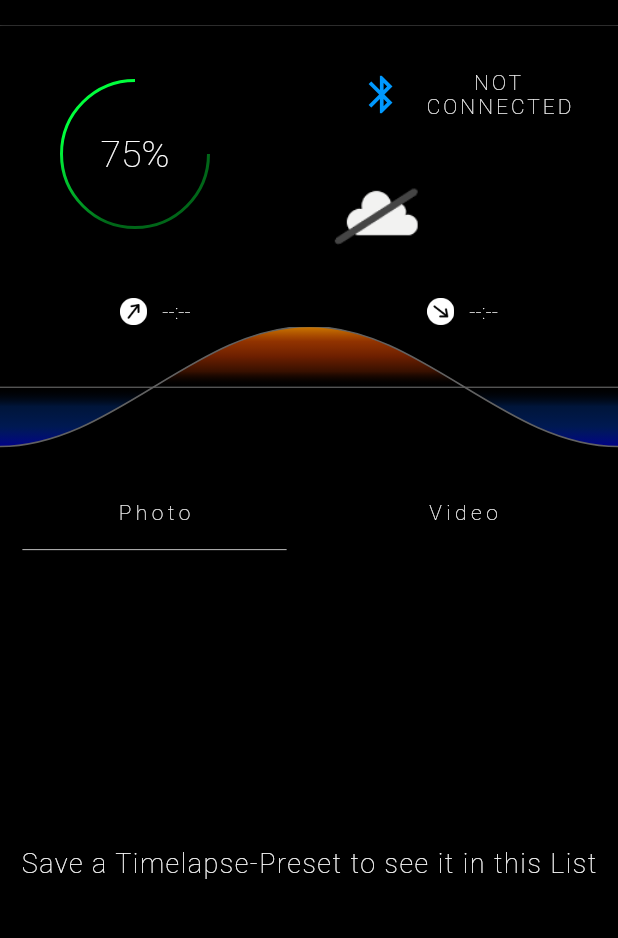
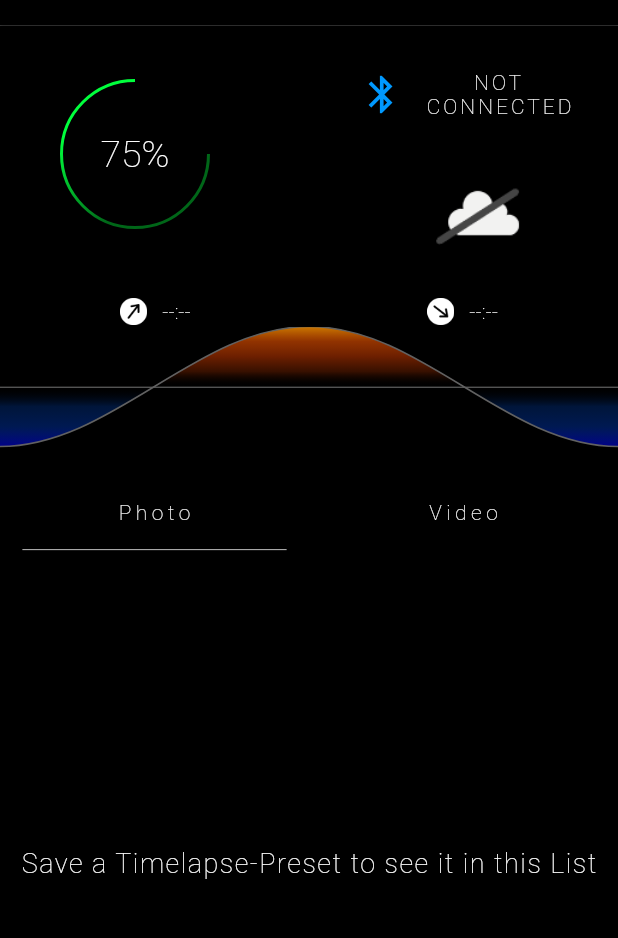
Before and after one commit to j0n45h/SliderApp, a Flutter app: the screen it shows after launch, on a phone screen of 412 x 824 dp, the part 59-997 px from its top. Run offline on Flutter 3.47's test engine with Material 2 defaults, Android fonts, the phone set to English and light mode, and no system bars; drawn by our look-alikes of percent_indicator; our stand-ins replace data_connection_checker, flutter_blue, flutter_bluetooth_serial, flutter_cache_manager, location, weather; missing offline and left inert: cubit, flutter_cubit, replay_cubit, sunrise_sunset_calc; statements that could not run were skipped.

Commit message:
Change Bluetooth popup and layout

```diff
--- a/lib/dashboard/bluetooth_box.dart
+++ b/lib/dashboard/bluetooth_box.dart
@@ -20,16 +20,19 @@ class BluetoothBox extends StatelessWidget {
   Widget build(BuildContext context) {
     onBuild(context);
     return Padding(
-      padding: const EdgeInsets.fromLTRB(21, 0, 15, 0),
+      padding: const EdgeInsets.fromLTRB(21, 0, 5, 0),
       child: Consumer<ProvideBtState>(
         builder: (context, btStateBuilder, _) => InkWell(
+          borderRadius: BorderRadius.circular(15),
           onLongPress: () => _inkWellLongPress(context, btStateBuilder),
           onTap: () => _inkWellTap(context, btStateBuilder),
+          child: Padding(
+            padding: const EdgeInsets.only(left: 0, right: 10),
             child: Row(
               mainAxisAlignment: MainAxisAlignment.center,
               children: <Widget>[
                 Container( // Bluetooth icon
-                padding: EdgeInsets.all(14),
+                  padding: const EdgeInsets.all(14),
                   // padding: const EdgeInsets.all(14),
                   child: BtStateIcon(btStateBuilder),
                   // child: btIcon(context, btStateBuilder, btStateBuilder),
@@ -37,7 +40,7 @@ class BluetoothBox extends StatelessWidget {
                 Text( // Bluetooth text
                   btStatus(btStateBuilder),
                   textAlign: TextAlign.center,
-                style: TextStyle(
+                  style: const TextStyle(
                     color: MyColors.font,
                     fontFamily: 'Roboto',
                     fontWeight: FontWeight.w200,
@@ -46,6 +49,7 @@ class BluetoothBox extends StatelessWidget {
                   ),
                 ),
               ],
+            ),
           ),
         ),
       ),
--- a/lib/dashboard/dashboard_top_view.dart
+++ b/lib/dashboard/dashboard_top_view.dart
@@ -28,11 +28,11 @@ class DashboardTopView extends StatelessWidget {
                 alignment: Alignment.topLeft,
                 margin: const EdgeInsets.fromLTRB(0, 16, 15, 5),
                 child: Column(
-                  crossAxisAlignment: CrossAxisAlignment.start,
+                  crossAxisAlignment: CrossAxisAlignment.end,
                   children: <Widget>[
                     BluetoothBox(),
                     Container(
-                      margin: const EdgeInsets.fromLTRB(0, 0, 20, 0),
+                      margin: const EdgeInsets.fromLTRB(0, 0, 25, 0),
                       child: WeatherWidget(),
                     ),
                   ],
```
Also changed, not shown: lib/utilities/popUp.dart (+15 -16 lines). Lines whose indentation alone changed are shown as unchanged.
